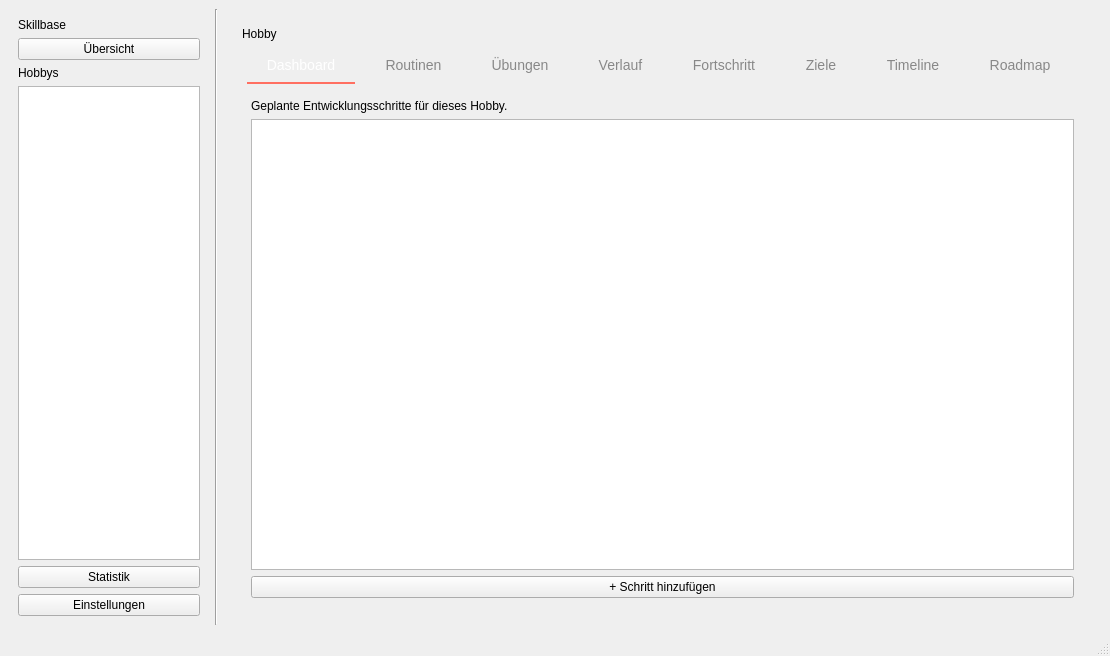
Old version of the form resources/mainwindow.ui in the repository ItsDylan255/Skillbase.
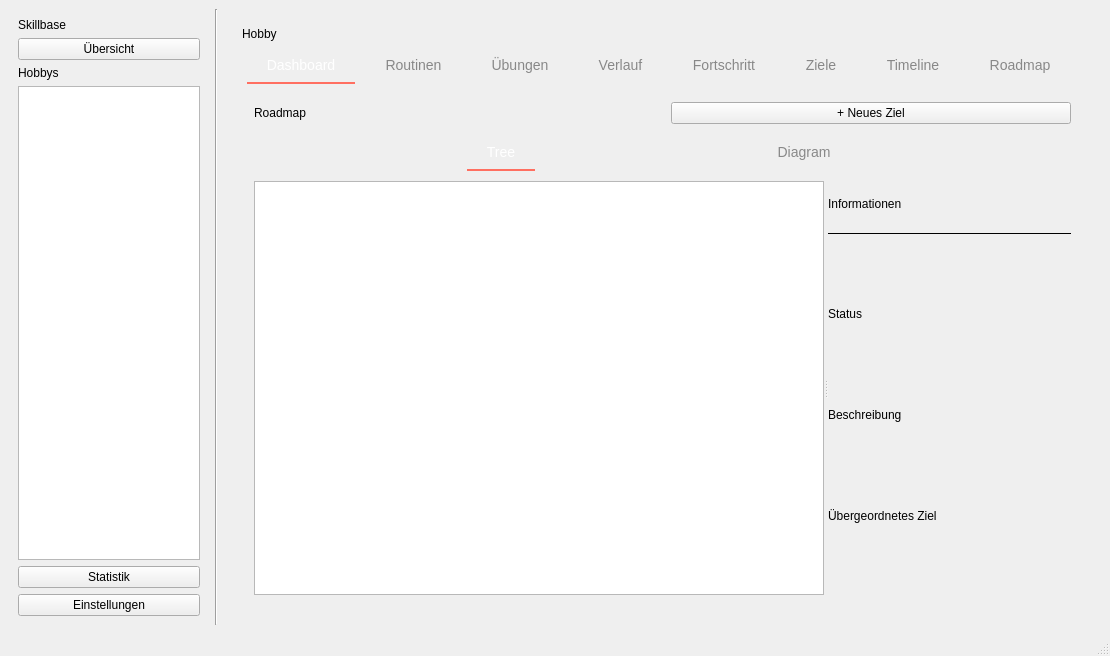
New version of the form. The open tabs and pages were chosen to show the change.

```diff
--- a/resources/mainwindow.ui
+++ b/resources/mainwindow.ui
@@ -420,21 +420,262 @@
              </widget>
              <widget class="QWidget" name="roadmapPage">
               <layout class="QVBoxLayout" name="roadmapPageLayout">
+               <property name="spacing">
+                <number>10</number>
+               </property>
+               <property name="leftMargin">
+                <number>12</number>
+               </property>
+               <property name="topMargin">
+                <number>12</number>
+               </property>
+               <property name="rightMargin">
+                <number>12</number>
+               </property>
+               <property name="bottomMargin">
+                <number>12</number>
+               </property>
+               <!-- Header: Titel + Button -->
                <item>
-                <widget class="QLabel" name="roadmapHintLabel">
-                 <property name="text">
-                  <string>Geplante Entwicklungsschritte für dieses Hobby.</string>
-                 </property>
-                </widget>
+                <layout class="QHBoxLayout" name="roadmapHeaderLayout">
+                 <item>
+                  <widget class="QLabel" name="roadmapHeaderLabel">
+                   <property name="text">
+                    <string>Roadmap</string>
+                   </property>
+                  </widget>
+                 </item>
+                 <item>
+                  <spacer name="roadmapHeaderSpacer">
+                   <property name="orientation">
+                    <enum>Qt::Orientation::Horizontal</enum>
+                   </property>
+                  </spacer>
+                 </item>
+                 <item>
+                  <widget class="QPushButton" name="addRoadmapGoalButton">
+                   <property name="text">
+                    <string>+ Neues Ziel</string>
+                   </property>
+                  </widget>
+                 </item>
+                </layout>
                </item>
+               <!-- View-Toggle: Tree | Diagram -->
                <item>
-                <widget class="QListWidget" name="roadmapList"/>
+                <layout class="QHBoxLayout" name="roadmapViewToggleLayout">
+                 <item>
+                  <widget class="QToolButton" name="roadmapTreeViewButton">
+                   <property name="text">
+                    <string>Tree</string>
+                   </property>
+                   <property name="checkable">
+                    <bool>true</bool>
+                   </property>
+                   <property name="checked">
+                    <bool>true</bool>
+                   </property>
+                   <property name="autoExclusive">
+                    <bool>true</bool>
+                   </property>
+                  </widget>
+                 </item>
+                 <item>
+                  <widget class="QToolButton" name="roadmapDiagramViewButton">
+                   <property name="text">
+                    <string>Diagram</string>
+                   </property>
+                   <property name="checkable">
+                    <bool>true</bool>
+                   </property>
+                   <property name="autoExclusive">
+                    <bool>true</bool>
+                   </property>
+                  </widget>
+                 </item>
+                 <item>
+                  <spacer name="roadmapViewToggleSpacer">
+                   <property name="orientation">
+                    <enum>Qt::Orientation::Horizontal</enum>
+                   </property>
+                  </spacer>
+                 </item>
+                </layout>
                </item>
+               <!-- Splitter: linke Ansicht | rechtes Info-Panel -->
                <item>
-                <widget class="QPushButton" name="addRoadmapStepButton">
-                 <property name="text">
-                  <string>+ Schritt hinzufügen</string>
+                <widget class="QSplitter" name="roadmapSplitter">
+                 <property name="orientation">
+                  <enum>Qt::Orientation::Horizontal</enum>
                  </property>
+                 <property name="childrenCollapsible">
+                  <bool>false</bool>
+                 </property>
+                 <!-- Linke Seite: Tree / Diagram (umschaltbar) -->
+                 <widget class="QStackedWidget" name="roadmapViewStack">
+                  <property name="currentIndex">
+                   <number>0</number>
+                  </property>
+                  <!-- Tree View -->
+                  <widget class="QWidget" name="roadmapTreePage">
+                   <layout class="QVBoxLayout" name="roadmapTreePageLayout">
+                    <property name="leftMargin">
+                     <number>0</number>
+                    </property>
+                    <property name="topMargin">
+                     <number>0</number>
+                    </property>
+                    <property name="rightMargin">
+                     <number>0</number>
+                    </property>
+                    <property name="bottomMargin">
+                     <number>0</number>
+                    </property>
+                    <item>
+                     <widget class="QTreeWidget" name="roadmapTreeWidget">
+                      <property name="contextMenuPolicy">
+                       <enum>Qt::ContextMenuPolicy::CustomContextMenu</enum>
+                      </property>
+                      <property name="headerHidden">
+                       <bool>true</bool>
+                      </property>
+                      <column>
+                       <property name="text">
+                        <string>Ziel</string>
+                       </property>
+                      </column>
+                     </widget>
+                    </item>
+                   </layout>
+                  </widget>
+                  <!-- Diagram View (Custom Widget Placeholder) -->
+                  <widget class="QWidget" name="roadmapDiagramPage">
+                   <layout class="QVBoxLayout" name="roadmapDiagramPageLayout">
+                    <property name="leftMargin">
+                     <number>0</number>
+                    </property>
+                    <property name="topMargin">
+                     <number>0</number>
+                    </property>
+                    <property name="rightMargin">
+                     <number>0</number>
+                    </property>
+                    <property name="bottomMargin">
+                     <number>0</number>
+                    </property>
+                    <item>
+                     <widget class="QWidget" name="roadmapDiagramWidget" native="true">
+                      <property name="toolTip">
+                       <string>Hierarchie-Diagramm – wird per C++ gezeichnet</string>
+                      </property>
+                     </widget>
+                    </item>
+                   </layout>
+                  </widget>
+                 </widget>
+                 <!-- Rechte Seite: Info-Panel (per C++ ein-/ausblenden) -->
+                 <widget class="QWidget" name="roadmapInfoPanel" native="true">
+                  <property name="minimumSize">
+                   <size>
+                    <width>200</width>
+                    <height>0</height>
+                   </size>
+                  </property>
+                  <property name="maximumSize">
+                   <size>
+                    <width>260</width>
+                    <height>16777215</height>
+                   </size>
+                  </property>
+                  <layout class="QVBoxLayout" name="roadmapInfoLayout">
+                   <property name="spacing">
+                    <number>6</number>
+                   </property>
+                   <item>
+                    <widget class="QLabel" name="roadmapInfoTitle">
+                     <property name="text">
+                      <string>Informationen</string>
+                     </property>
+                    </widget>
+                   </item>
+                   <item>
+                    <widget class="QFrame" name="roadmapInfoSeparator">
+                     <property name="frameShape">
+                      <enum>QFrame::Shape::HLine</enum>
+                     </property>
+                    </widget>
+                   </item>
+                   <!-- Name -->
+                   <item>
+                    <widget class="QLabel" name="roadmapInfoNameLabel">
+                     <property name="text">
+                      <string/>
+                     </property>
+                     <property name="wordWrap">
+                      <bool>true</bool>
+                     </property>
+                    </widget>
+                   </item>
+                   <!-- Status -->
+                   <item>
+                    <widget class="QLabel" name="roadmapInfoStatusHeader">
+                     <property name="text">
+                      <string>Status</string>
+                     </property>
+                    </widget>
+                   </item>
+                   <item>
+                    <widget class="QLabel" name="roadmapInfoStatusLabel">
+                     <property name="text">
+                      <string/>
+                     </property>
+                    </widget>
+                   </item>
+                   <!-- Beschreibung -->
+                   <item>
+                    <widget class="QLabel" name="roadmapInfoDescriptionHeader">
+                     <property name="text">
+                      <string>Beschreibung</string>
+                     </property>
+                    </widget>
+                   </item>
+                   <item>
+                    <widget class="QLabel" name="roadmapInfoDescriptionLabel">
+                     <property name="text">
+                      <string/>
+                     </property>
+                     <property name="wordWrap">
+                      <bool>true</bool>
+                     </property>
+                     <property name="alignment">
+                      <set>Qt::AlignmentFlag::AlignTop|Qt::AlignmentFlag::AlignLeft</set>
+                     </property>
+                    </widget>
+                   </item>
+                   <!-- Übergeordnetes Ziel -->
+                   <item>
+                    <widget class="QLabel" name="roadmapInfoParentHeader">
+                     <property name="text">
+                      <string>Übergeordnetes Ziel</string>
+                     </property>
+                    </widget>
+                   </item>
+                   <item>
+                    <widget class="QLabel" name="roadmapInfoParentLabel">
+                     <property name="text">
+                      <string/>
+                     </property>
+                    </widget>
+                   </item>
+                   <item>
+                    <spacer name="roadmapInfoSpacer">
+                     <property name="orientation">
+                      <enum>Qt::Orientation::Vertical</enum>
+                     </property>
+                    </spacer>
+                   </item>
+                  </layout>
+                 </widget>
                 </widget>
                </item>
               </layout>
```
Left out of the diff: 249 changed lines with no effect on the pictures.
